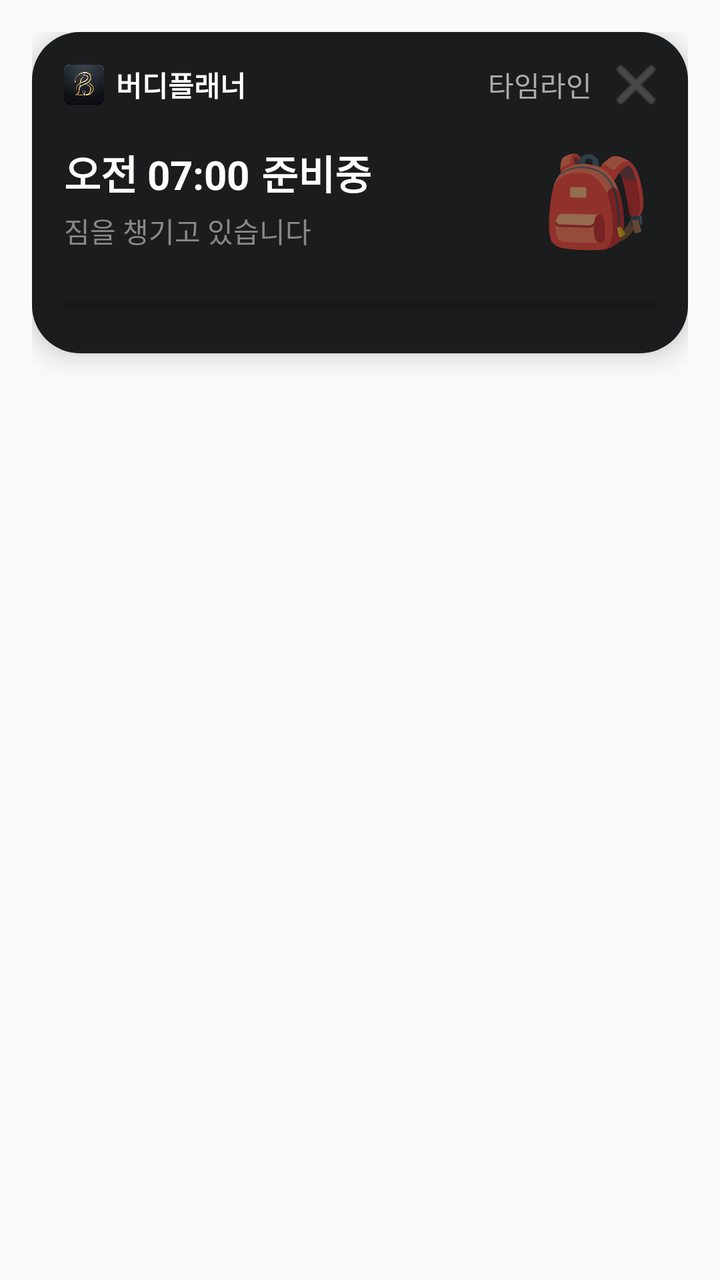
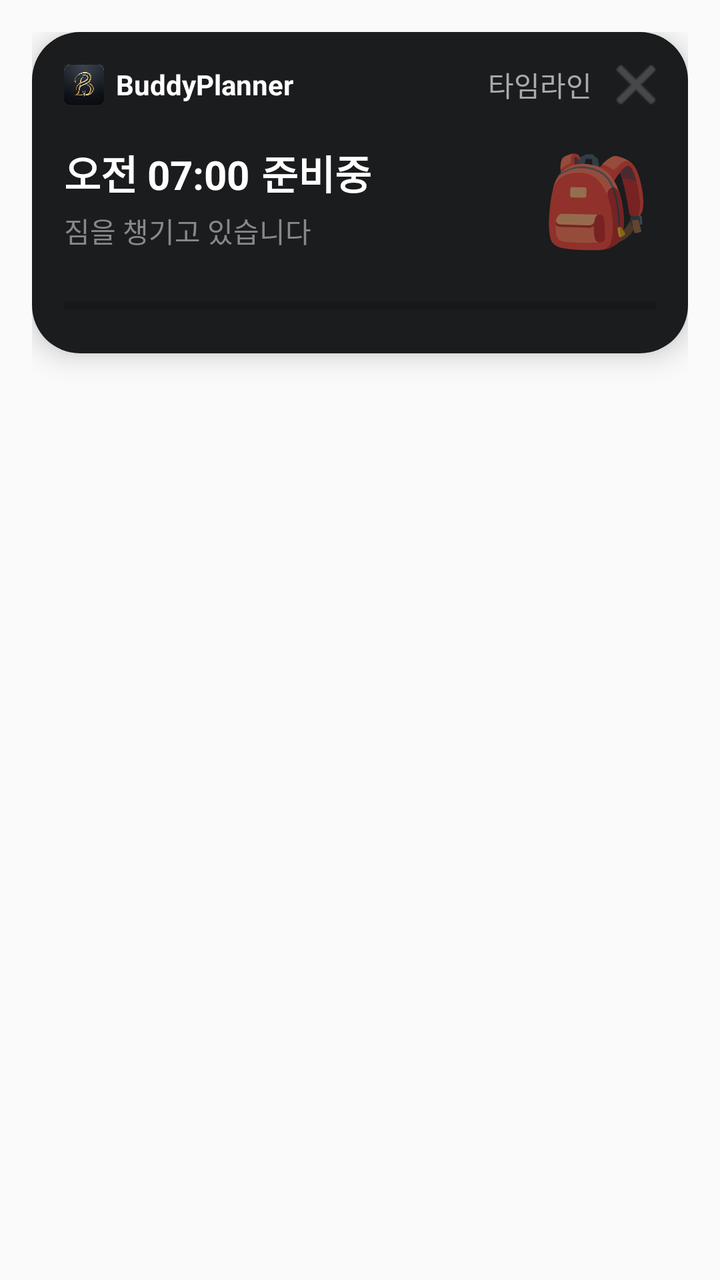

The first picture is an Android layout as it rendered before a commit; the second is the same layout after the commit. The layout source and the unified diff follow.
<!-- AndroidManifest.xml: application theme AppTheme -->
<!-- res/layout/layout_floating_tracker.xml -->
<?xml version="1.0" encoding="utf-8"?>
<LinearLayout xmlns:android="http://schemas.android.com/apk/res/android"
    android:layout_width="match_parent"
    android:layout_height="wrap_content"
    android:gravity="center_horizontal"
    android:orientation="vertical"
    android:padding="16dp">

    <RelativeLayout
        android:layout_width="match_parent"
        android:layout_height="wrap_content"
        android:background="@drawable/bg_floating_popup"
        android:elevation="8dp"
        android:padding="16dp">

        
        <LinearLayout
            android:id="@+id/llHeader"
            android:layout_width="match_parent"
            android:layout_height="wrap_content"
            android:orientation="horizontal"
            android:gravity="center_vertical">

            
            <ImageView
                android:layout_width="20dp"
                android:layout_height="20dp"
                android:src="@drawable/alarm_logo" 
                android:scaleType="centerCrop"/>

            
            <TextView
                android:layout_width="wrap_content"
                android:layout_height="wrap_content"
                android:text="버디플래너"
                android:textColor="#FFFFFF"
                android:textStyle="bold"
                android:textSize="14sp"
                android:layout_marginLeft="6dp" />

            
            <View
                android:layout_width="0dp"
                android:layout_height="0dp"
                android:layout_weight="1" />

            
            <TextView
                android:layout_width="wrap_content"
                android:layout_height="wrap_content"
                android:text="타임라인"
                android:textColor="#AAAAAA"
                android:textSize="14sp" />
                
            
            <ImageButton
                android:id="@+id/btnClosePopup"
                android:layout_width="20dp"
                android:layout_height="20dp"
                android:layout_marginLeft="12dp"
                android:background="?android:attr/selectableItemBackgroundBorderless"
                android:src="@android:drawable/ic_menu_close_clear_cancel"
                android:tint="#666666" />
        </LinearLayout>

        
        <RelativeLayout
            android:id="@+id/rlContent"
            android:layout_width="match_parent"
            android:layout_height="wrap_content"
            android:layout_below="@id/llHeader"
            android:layout_marginTop="16dp">

            <LinearLayout
                android:layout_width="wrap_content"
                android:layout_height="wrap_content"
                android:layout_alignParentLeft="true"
                android:layout_toLeftOf="@+id/tvStatusEmoji"
                android:layout_centerVertical="true"
                android:orientation="vertical">

                
                <LinearLayout
                    android:layout_width="wrap_content"
                    android:layout_height="wrap_content"
                    android:orientation="horizontal"
                    android:gravity="center_vertical">
                    
                    <TextView
                        android:id="@+id/tvPopupTime"
                        android:layout_width="wrap_content"
                        android:layout_height="wrap_content"
                        android:text="오전 07:00"
                        android:textColor="#FFFFFF"
                        android:textSize="20sp"
                        android:textStyle="bold"
                        android:layout_marginRight="6dp"/>
                        
                    <TextView
                        android:id="@+id/tvPopupTitle"
                        android:layout_width="wrap_content"
                        android:layout_height="wrap_content"
                        android:text="준비중"
                        android:textColor="#FFFFFF"
                        android:textSize="20sp"
                        android:textStyle="bold" />
                </LinearLayout>

                
                <TextView
                    android:id="@+id/tvPopupStatus"
                    android:layout_width="wrap_content"
                    android:layout_height="wrap_content"
                    android:text="짐을 챙기고 있습니다"
                    android:textColor="#888888"
                    android:textSize="14sp"
                    android:layout_marginTop="4dp" />
            </LinearLayout>

            
            <TextView
                android:id="@+id/tvStatusEmoji"
                android:layout_width="60dp"
                android:layout_height="60dp"
                android:layout_alignParentRight="true"
                android:layout_centerVertical="true"
                android:gravity="center"
                android:text="🎒" 
                android:textSize="44sp" />

        </RelativeLayout>

        
        <ProgressBar
            android:id="@+id/pbPopupProgress"
            style="?android:attr/progressBarStyleHorizontal"
            android:layout_width="match_parent"
            android:layout_height="wrap_content"
            android:layout_below="@id/rlContent"
            android:layout_marginTop="16dp"
            android:max="100"
            android:progress="0"
            android:progressTint="#00E676" />

    </RelativeLayout>
</LinearLayout>
<!-- resources referenced by this layout -->
<resources>
  <!-- drawable alarm_logo: png bitmap (drawable, 316551 bytes) -->
  <!-- drawable bg_floating_popup (drawable) -->
  <?xml version="1.0" encoding="utf-8"?>
  <shape xmlns:android="http://schemas.android.com/apk/res/android"
      android:shape="rectangle">
      <solid android:color="#1A1C1E" />
      <corners android:radius="24dp" />
  </shape>
  <style name="AppTheme" parent="Theme.AppCompat.Light.DarkActionBar">
          
          <item name="colorPrimary">@color/colorPrimary</item>
          <item name="colorPrimaryDark">@color/colorPrimaryDark</item>
          <item name="colorAccent">@color/colorAccent</item>
      </style>
</resources>

<!-- the commit's change to res/layout/layout_floating_tracker.xml (unified diff, before → after) -->
@@ -32,7 +32,7 @@
             <TextView
                 android:layout_width="wrap_content"
                 android:layout_height="wrap_content"
-                android:text="버디플래너"
+                android:text="BuddyPlanner"
                 android:textColor="#FFFFFF"
                 android:textStyle="bold"
                 android:textSize="14sp"
